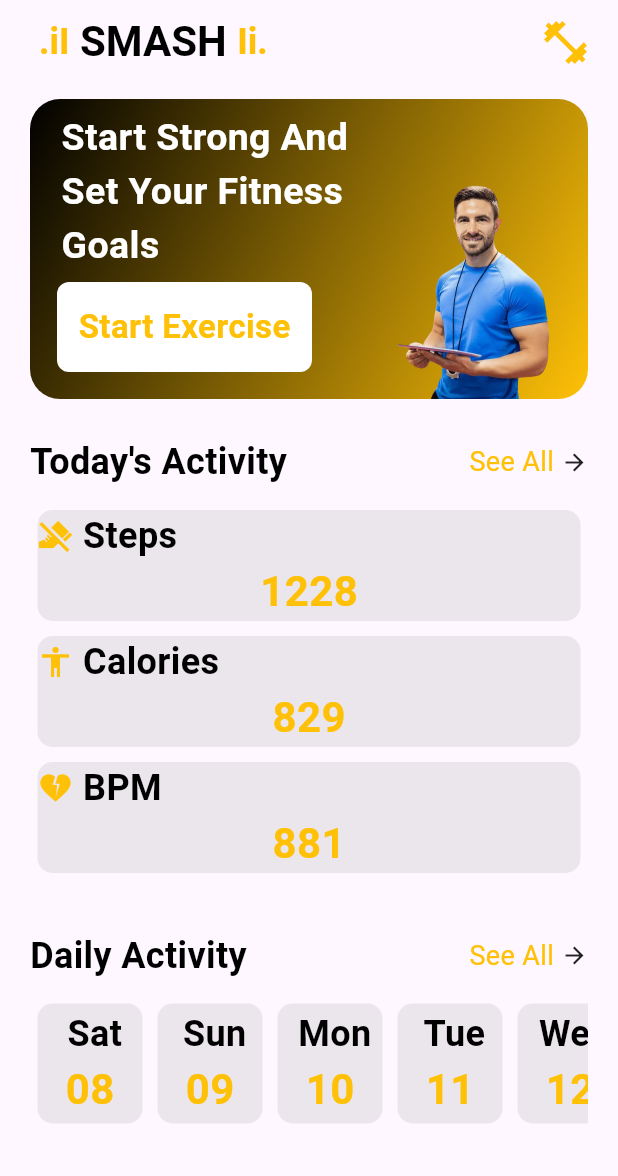
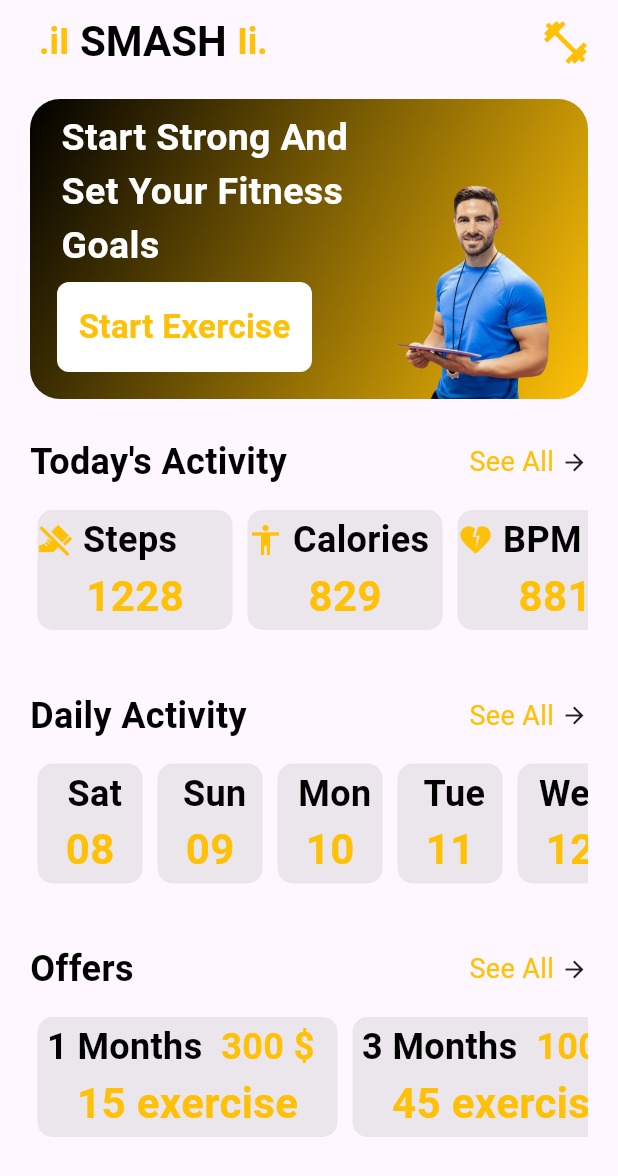
Before and after one commit to Diaamahfouz/Training-App, a Flutter app: the screen it shows after launch, on a phone screen of 412 x 824 dp. Shown: the top 1176 px of the screen. Run offline on Flutter 3.47's test engine with Material 3 defaults, Android fonts, the phone set to English and light mode, and no system bars.

Commit message:
add section offers

```diff
--- a/lib/widgets/custom_main_container.dart
+++ b/lib/widgets/custom_main_container.dart
@@ -18,8 +18,8 @@ class CustomMainContainer extends StatelessWidget {
                   begin: Alignment.topLeft,
                   end: Alignment.bottomRight,
                   colors: [
-                    Colors.black,
-                    Colors.amber,
+                    kSecondaryColor,
+                    kPrimaryColor,
                   ])),
           child: const Padding(
             padding: EdgeInsets.all(8.0),
--- /dev/null
+++ b/lib/widgets/custom_offer.dart
@@ -0,0 +1,63 @@
+import 'package:flutter/material.dart';
+import 'package:training/constants/constants.dart';
+
+class CustomOffer extends StatelessWidget {
+  const CustomOffer({
+    super.key,
+    required this.word,
+    required this.num,
+    required this.Price,
+  });
+  final String word;
+  final String Price;
+  final String num;
+
+  @override
+  Widget build(BuildContext context) {
+    return Padding(
+      padding: const EdgeInsets.all(5.0),
+      child: Container(
+        width: 200,
+        decoration: BoxDecoration(
+          color: Colors.grey.withOpacity(0.2),
+          borderRadius: BorderRadius.circular(10),
+        ),
+        child: Center(
+          child: Column(
+            mainAxisAlignment: MainAxisAlignment.center,
+            children: [
+              Row(
+                children: [
+                  Text(
+                    ' $word',
+                    style: const TextStyle(
+                      color: kSecondaryColor,
+                      fontSize: 24,
+                      fontWeight: FontWeight.bold,
+                    ),
+                  ),
+                  Text(
+                    ' $Price',
+                    style: const TextStyle(
+                      color: kPrimaryColor,
+                      fontSize: 24,
+                      fontWeight: FontWeight.bold,
+                    ),
+                  ),
+                ],
+              ),
+              Text(
+                num,
+                style: const TextStyle(
+                  color: kPrimaryColor,
+                  fontSize: 28,
+                  fontWeight: FontWeight.bold,
+                ),
+              ),
+            ],
+          ),
+        ),
+      ),
+    );
+  }
+}
--- a/lib/widgets/home_screen_body.dart
+++ b/lib/widgets/home_screen_body.dart
@@ -3,6 +3,7 @@ import 'package:training/widgets/custom_day_activity.dart';
 import 'package:training/widgets/custom_details.dart';
 import 'package:training/widgets/custom_main_container.dart';
 import 'package:training/widgets/custom_line.dart';
+import 'package:training/widgets/custom_offer.dart';
 
 class HomeScreenBody extends StatelessWidget {
   const HomeScreenBody({super.key});
@@ -14,7 +15,7 @@ class HomeScreenBody extends StatelessWidget {
         vertical: 10.0,
         horizontal: 20,
       ),
-      child: Column(
+      child: ListView(
         children: [
           const CustomMainContainer(),
           const CustomLine(
@@ -23,9 +24,9 @@ class HomeScreenBody extends StatelessWidget {
           Padding(
             padding: const EdgeInsets.symmetric(vertical: 10.0),
             child: SizedBox(
-              height: 250,
+              height: 90,
               child: ListView(
-                scrollDirection: Axis.vertical,
+                scrollDirection: Axis.horizontal,
                 children: const [
                   CustomDetails(
                     word: 'Steps',
@@ -87,6 +88,40 @@ class HomeScreenBody extends StatelessWidget {
                 ],
               ),
             ),
+          ),
+          const CustomLine(
+            category: "Offers",
+          ),
+          Padding(
+            padding: const EdgeInsets.symmetric(vertical: 10.0),
+            child: SizedBox(
+              height: 90,
+              child: ListView(
+                scrollDirection: Axis.horizontal,
+                children: const [
+                  CustomOffer(
+                    word: '1 Months ',
+                    num: '15 exercise',
+                    Price: r'300 $',
+                  ),
+                  CustomOffer(
+                    word: '3 Months ',
+                    num: '45 exercise',
+                    Price: r'1000 $',
+                  ),
+                  CustomOffer(
+                    word: '6 Months ',
+                    num: '150 exercise',
+                    Price: r'1500 $',
+                  ),
+                  CustomOffer(
+                    word: '1 year ',
+                    num: '300 exercise',
+                    Price: r'2900 $',
+                  ),
+                ],
+              ),
+            ),
           )
         ],
       ),
```
